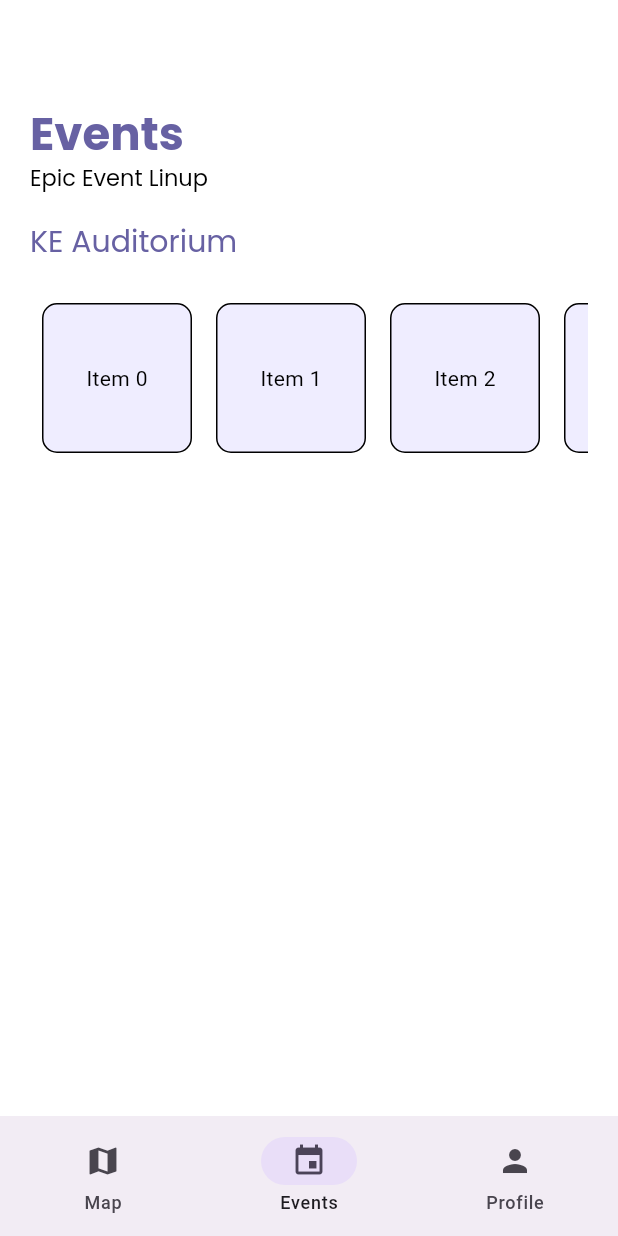
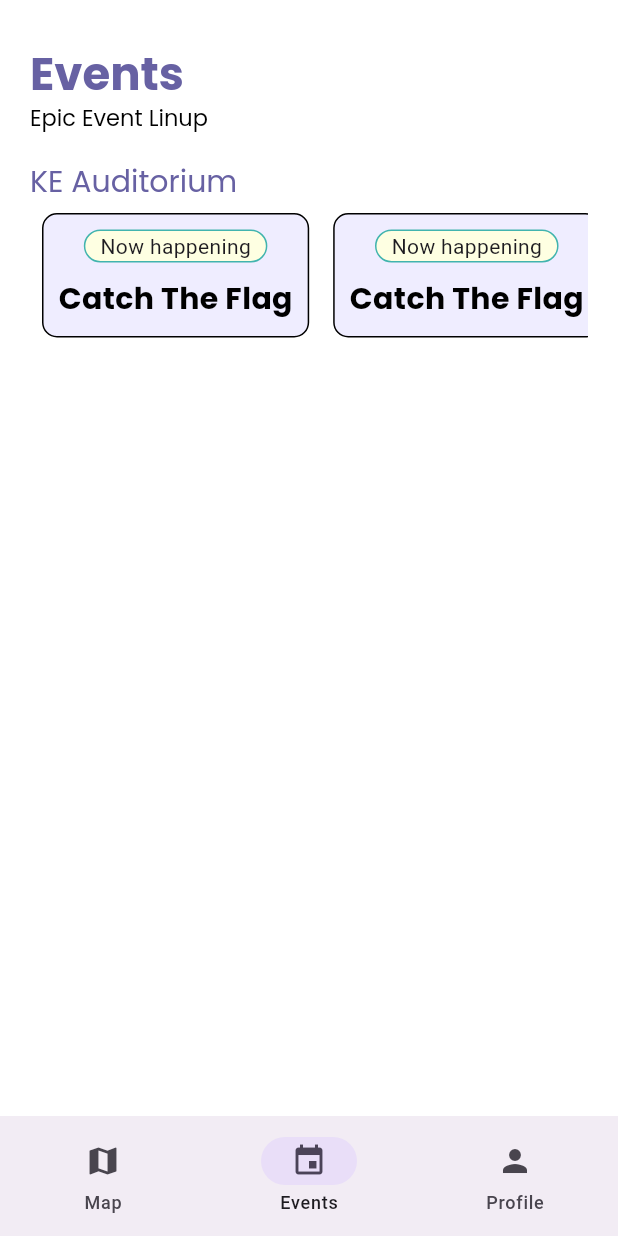
Before and after one commit to ieeelink/yess-app24, a Flutter app: the screen it shows after launch, item 2 of the bottom bar chosen, on a phone screen of 412 x 824 dp. Run offline on Flutter 3.47's test engine with Material 3 defaults, Android fonts, the phone set to English and light mode, and no system bars.

Commit message:
events edited

```diff
--- a/lib/events.dart
+++ b/lib/events.dart
@@ -10,7 +10,7 @@ class EventsPage extends StatelessWidget {
       color: Colors.white,
       child: ListView(
         children: [
-          const SizedBox(height: 50),
+          const SizedBox(height: 10),
           Container(
             width: MediaQuery.of(context).size.width,
             child: Text(
@@ -46,15 +46,13 @@ class EventsPage extends StatelessWidget {
                   fontFamily: 'Poppins',
                 ),
           ),
-          const SizedBox(height: 20),
           SingleChildScrollView(
             scrollDirection: Axis.horizontal,
             child: Row(
               children: List.generate(
                 5, // Change this number to however many items you want
                 (index) => Container(
-                  width: 100,
-                  height: 100,
+                  padding: EdgeInsets.all(10),
                   margin: const EdgeInsets.all(8.0),
                   decoration: BoxDecoration(
                     color: const Color(0xFFEFEDFF),
@@ -65,16 +63,42 @@ class EventsPage extends StatelessWidget {
                     borderRadius: BorderRadius.circular(
                         10), // Add rounded corners if desired
                   ),
-                  child: Center(
-                    child: Text(
-                      'Item $index',
-                      style: const TextStyle(color: Colors.black),
+                  child: Column(children: [
+                    Align(
+                      alignment: Alignment.topLeft,
+                      child: Container(
+                        padding: EdgeInsets.only(left: 10, right: 10),
+                        child: Text('Now happening'),
+                        decoration: BoxDecoration(
+                          color: Color(0xFFFEFFE2),
+                          border: Border.all(
+                            color: Color(0xFF41B4AE),
+                            width: 1,
+                          ),
+                          borderRadius: BorderRadius.circular(30),
+                        ),
+                      ),
                     ),
-                  ),
+                    SizedBox(
+                      height: 10,
+                    ),
+                    Text(
+                      'Catch The Flag',
+                      style: TextStyle(
+                        color: Colors.black,
+                        fontFamily: 'Poppins',
+                        fontWeight: FontWeight.bold,
+                        fontSize: 20,
+                      ),
+                    ),
+                  ]),
                 ),
               ),
             ),
-          )
+          ),
+          SizedBox(
+            height: 30,
+          ),
         ],
       ),
     );
--- a/lib/map.dart
+++ b/lib/map.dart
@@ -10,9 +10,9 @@ class MapPage extends StatelessWidget {
       color: Colors.white,
       height: MediaQuery.of(context).size.height,
       width: MediaQuery.of(context).size.width,
-      child: Column(
+      child: ListView(
         children: [
-          const SizedBox(height: 50),
+          const SizedBox(height: 10),
           Container(
             width: MediaQuery.of(context).size.width,
             child: Text(
```
